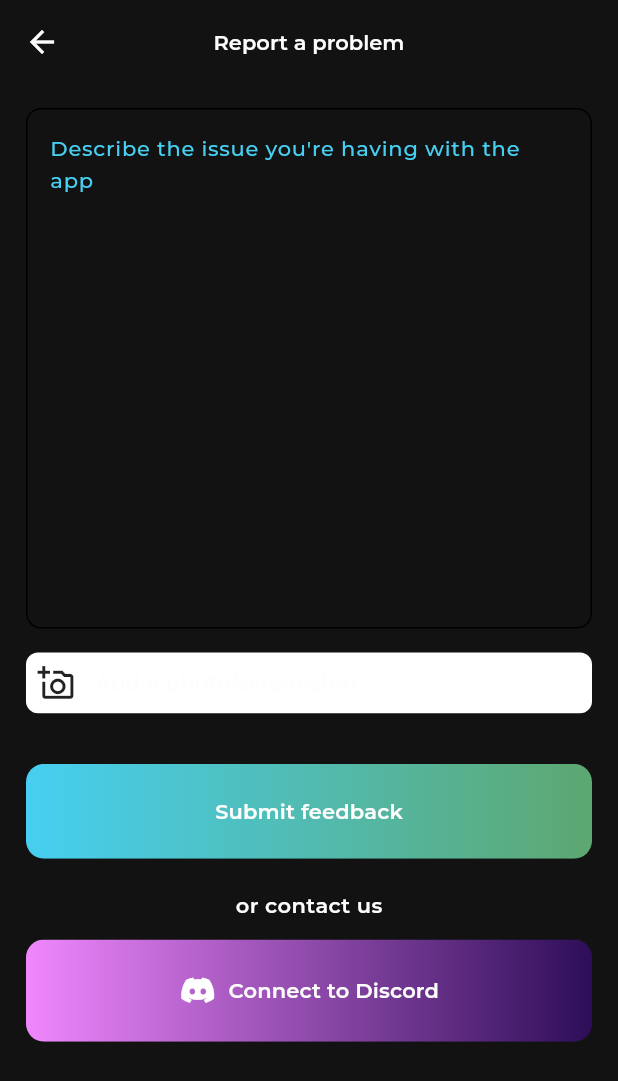
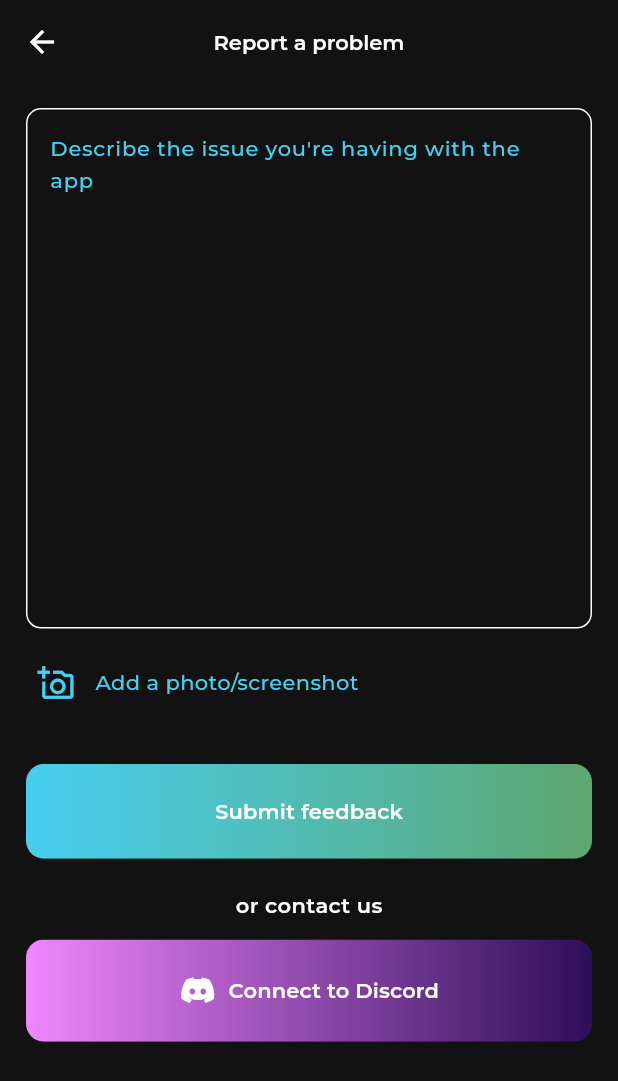
Before and after one commit to SayNode/skillbuddy-solana-flutter, a Flutter app: the SettingsPage screen opened directly, after a tap on "Report a problem", on a phone screen of 412 x 824 dp. Shown: the top 1081 px of the screen. Run offline on Flutter 3.47's test engine with Material 3 defaults, Android fonts, the phone set to English and light mode, and no system bars; our stand-ins replace auto_size_text, cached_network_image, dotted_border, extended_image, file, firebase_analytics and 25 more; missing offline and left inert: cached_network_image_platform_interface, firebase_app_check, flutter_branch_sdk, flutter_exif_rotation, is_first_run, solana and 2 more; accounts and stored records are empty; project files that could hold a hidden picture were left out.

Commit message:
Update ReportAProblem styling for improved theme consistency and enhance settings dialog appearance

```diff
--- a/lib/page/settings/report_a_problem/controller/report_a_problem_controller.dart
+++ b/lib/page/settings/report_a_problem/controller/report_a_problem_controller.dart
@@ -82,6 +82,7 @@ class ReportAProblemController extends GetxController {
         'Success',
         'Report submitted successfully',
         snackPosition: SnackPosition.BOTTOM,
+        colorText: themeService.theme.graphite,
       );
     } catch (e) {
       // Handle the error
--- a/lib/page/settings/report_a_problem/report_a_problem.dart
+++ b/lib/page/settings/report_a_problem/report_a_problem.dart
@@ -35,11 +35,10 @@ class ReportAProblemPage extends GetView<ReportAProblemController> {
                     SkillBuddyTypography.fromColor(theme.graphite).kParagraph,
                 onChanged: (String text) => controller.validateText(text),
                 decoration: InputDecoration(
-                  border: OutlineInputBorder(
+                  enabledBorder: OutlineInputBorder(
                     borderRadius: BorderRadius.circular(10),
                     borderSide: BorderSide(
-                      color: theme.slate,
-                      width: 2,
+                      color: theme.graphite,
                     ),
                   ),
                   hintText: "Describe the issue you're having with the app".tr,
@@ -52,6 +51,7 @@ class ReportAProblemPage extends GetView<ReportAProblemController> {
             Padding(
               padding: EdgeInsets.symmetric(horizontal: getRelativeWidth(18)),
               child: Material(
+                color: Colors.transparent,
                 borderRadius: BorderRadius.circular(8),
                 child: InkWell(
                   borderRadius: BorderRadius.circular(8),
@@ -60,14 +60,15 @@ class ReportAProblemPage extends GetView<ReportAProblemController> {
                     padding: EdgeInsets.all(getRelativeWidth(8)),
                     child: Row(
                       children: <Widget>[
-                        const Icon(
+                        Icon(
                           Icons.add_a_photo_outlined,
                           size: 25,
+                          color: theme.slate,
                         ),
                         Gap(getRelativeWidth(14)),
                         Text(
                           'Add a photo/screenshot'.tr,
-                          style: SkillBuddyTypography.fromColor(theme.graphite)
+                          style: SkillBuddyTypography.fromColor(theme.slate)
                               .kParagraph,
                         ),
                       ],
--- a/lib/page/settings/settings.dart
+++ b/lib/page/settings/settings.dart
@@ -60,9 +60,9 @@ class SettingsPage extends GetView<SettingsController> {
                 GestureDetector(
                   onLongPress: () => Get.dialog<void>(
                     Dialog(
+                      backgroundColor: skillBuddyTheme.seashell,
                       child:
-
-                          ///Todo remove when in production
+                          //Todo remove when in production
                           Obx(
                         () => ListView(
                           children: <Widget>[
```
